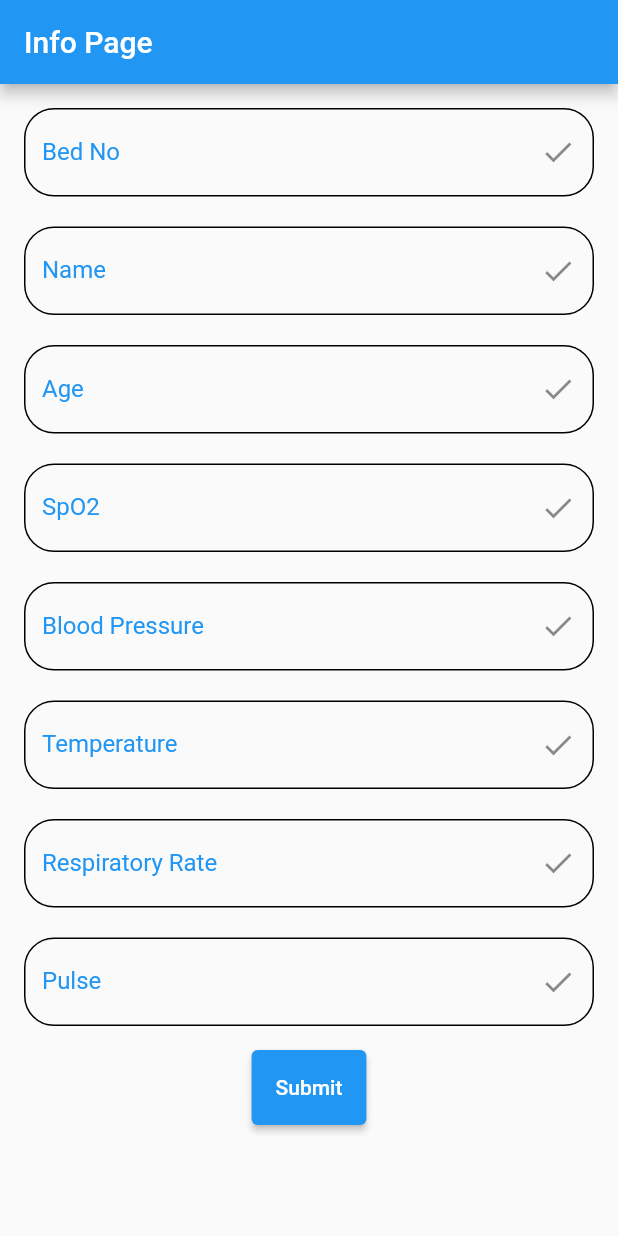
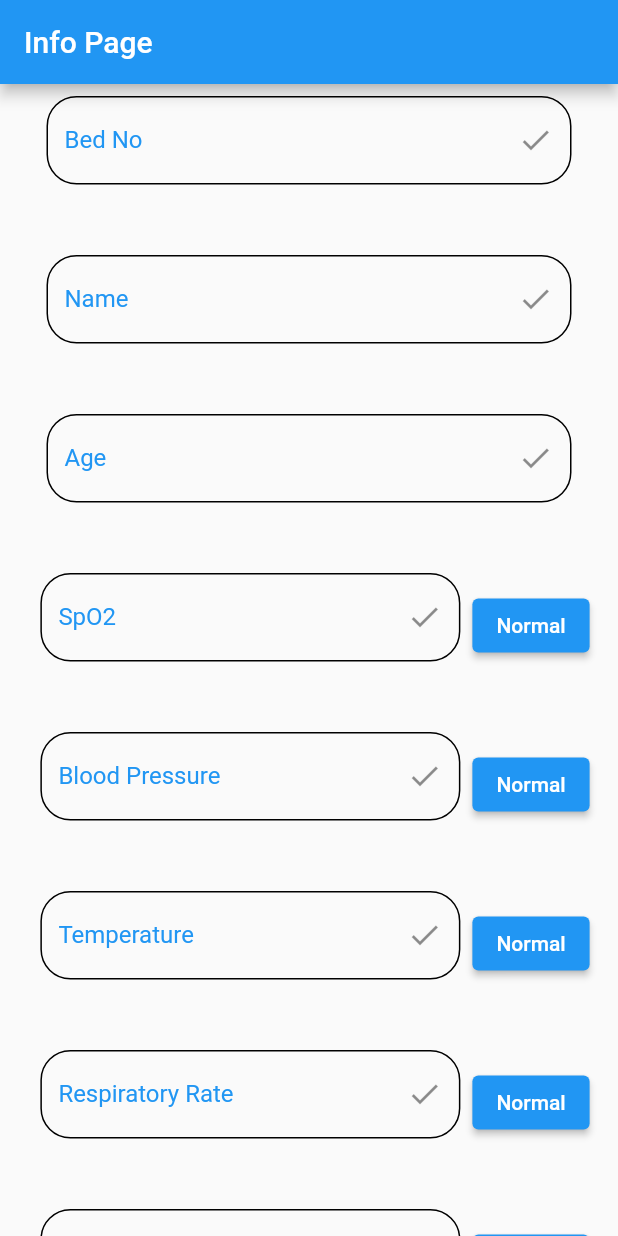
Before and after one commit to cloneartist/hospapp, a Flutter app: the screen it shows after launch, on a phone screen of 412 x 824 dp. Run offline on Flutter 3.47's test engine with Material 2 defaults, Android fonts, the phone set to English and light mode, and no system bars.

Commit message:
Updated Everything

```diff
--- a/lib/main.dart
+++ b/lib/main.dart
@@ -2,7 +2,7 @@ import 'package:flutter/cupertino.dart';
 import 'package:flutter/material.dart';
 import 'package:hospapp/nform.dart';
 
-void main(){
+void main() {
   runApp(new MyApp());
 }
 
@@ -10,10 +10,10 @@ class MyApp extends StatelessWidget {
   @override
   Widget build(BuildContext context) {
     return MaterialApp(
+      debugShowCheckedModeBanner: false,
       title: "Login",
       theme: new ThemeData(
         primaryColor: Colors.blue,
-
       ),
       home: NewForm(),
     );
--- a/lib/nform.dart
+++ b/lib/nform.dart
@@ -1,5 +1,4 @@
 import 'package:flutter/material.dart';
-
 
 class NewForm extends StatefulWidget {
   @override
@@ -9,101 +8,260 @@ class NewForm extends StatefulWidget {
 }
 
 class NewFormState extends State<NewForm> {
+  final _formKey = GlobalKey<FormState>();
+  final TextEditingController tecSPO2 = TextEditingController();
+  final TextEditingController tecBP = TextEditingController();
+  final TextEditingController tecTEMP = TextEditingController();
+  final TextEditingController tecRESP = TextEditingController();
+  final TextEditingController tecPULSE = TextEditingController();
 
-  final _formKey = GlobalKey<FormState>();
-  String _uid,_name,_age,_spo2,_bp,_temp,_resprate,_pulse;
+  String _uid, _name, _age, _spo2, _bp, _temp, _resprate, _pulse;
 
   bool validateAndSave() {
     final form = _formKey.currentState;
-          if(form.validate()){
+    if (form.validate()) {
       form.save();
 
       print('$_uid,$_name,$_age,$_spo2,$_bp,$_temp,$_resprate,$_pulse');
       return true;
-        }else{
+    } else {
       print("Form invalid");
       return false;
     }
-
-
-
-
   }
-
-
 
   @override
   Widget build(BuildContext context) {
     return Scaffold(
-      appBar: AppBar(title: Text("Info Page"),),
-      body: Container(
-        padding: EdgeInsets.all(16),
-        child: Form(
+      appBar: AppBar(
+        title: Text("Info Page"),
+      ),
+      body: Form(
         key: _formKey,
         child: SingleChildScrollView(
           child: Column(
-
             // crossAxisAlignment: CrossAxisAlignment.stretch,
             children: <Widget>[
-                TextFormField(
-                   decoration:  textInputDecoration.copyWith(labelText:'Bed No') ,
-               validator: (value)=>value.isEmpty?"  Please Enter Bed No":null,
-                 onSaved:(value)=>_uid=value ,
+              //.
+              //Bed No.
+
+              Padding(
+                padding: const EdgeInsets.all(8.0),
+                child: Container(
+                  height: 70,
+                  width: 350,
+                  child: TextFormField(
+                    decoration:
+                        textInputDecoration.copyWith(labelText: 'Bed No'),
+                    validator: (value) =>
+                        value.isEmpty ? "  Please Enter Bed No" : null,
+                    onSaved: (value) => _uid = value,
                   ),
-                SizedBox(height: 20,),
-                    TextFormField(
-                    decoration:  textInputDecoration.copyWith(labelText:'Name') ,
-                 validator: (value)=>value.isEmpty?"  Please Enter Name":null,
-                   onSaved:(value)=>_name=value ,
                 ),
-                SizedBox(height: 20,),
-                    TextFormField(
-                       decoration:  textInputDecoration.copyWith(labelText:'Age ') ,
-                 validator: (value)=>value.isEmpty?"  Please Enter Age":null,
-                 onSaved:(value)=>_age=value,
               ),
-                SizedBox(height: 20,),
-                    TextFormField(
-                       decoration:  textInputDecoration.copyWith(labelText:'SpO2') ,
-                 validator: (value)=>value.isEmpty?"  Please Enter SpO2 value":null,
-                 onSaved:(value)=>_spo2=value,
-                ),
-                SizedBox(height: 20,),
-                    TextFormField(
-                       decoration:  textInputDecoration.copyWith(labelText:'Blood Pressure') ,
-                 validator: (value)=>value.isEmpty?"  Please Enter Blood Pressure value":null,
-                 onSaved:(value)=>_bp=value,
-                ),
-                    SizedBox(height: 20,),
-                    TextFormField(
-                       decoration:  textInputDecoration.copyWith(labelText:'Temperature') ,
-                 validator: (value)=>value.isEmpty?"  Please Enter Temperature value":null,
-                 onSaved:(value)=>_temp=value,
+              SizedBox(
+                height: 20,
               ),
 
-                 SizedBox(height: 20,),
-                    TextFormField(
-                       decoration:  textInputDecoration.copyWith(labelText:'Respiratory Rate') ,
-                 validator: (value)=>value.isEmpty?"  Please Enter Respiratory Rate":null,
-                 onSaved:(value)=>_resprate=value,
+              //Name
+
+              Padding(
+                padding: const EdgeInsets.all(8.0),
+                child: Container(
+                  height: 70,
+                  width: 350,
+                  child: TextFormField(
+                    decoration: textInputDecoration.copyWith(labelText: 'Name'),
+                    validator: (value) =>
+                        value.isEmpty ? "  Please Enter Name" : null,
+                    onSaved: (value) => _uid = value,
+                  ),
+                ),
               ),
 
-                 SizedBox(height: 20,),
-                    TextFormField(
-                       decoration:  textInputDecoration.copyWith(labelText:'Pulse') ,
-                 validator: (value)=>value.isEmpty?"  Please Enter Pulse Rate":null,
-                 onSaved:(value)=>_pulse=value,
+              SizedBox(
+                height: 20,
+              ),
+
+              //Age
+
+              Padding(
+                padding: const EdgeInsets.all(8.0),
+                child: Container(
+                  height: 70,
+                  width: 350,
+                  child: TextFormField(
+                    decoration: textInputDecoration.copyWith(labelText: 'Age'),
+                    validator: (value) =>
+                        value.isEmpty ? "  Please Enter Age" : null,
+                    onSaved: (value) => _uid = value,
+                  ),
+                ),
+              ),
+              SizedBox(
+                height: 20,
+              ),
+
+              //Sp02
+
+              Row(
+                mainAxisAlignment: MainAxisAlignment.center,
+                children: [
+                  Padding(
+                    padding: const EdgeInsets.all(8.0),
+                    child: Container(
+                      height: 70,
+                      width: 280,
+                      child: TextFormField(
+                        controller: tecSPO2,
+                        decoration:
+                            textInputDecoration.copyWith(labelText: 'SpO2'),
+                        validator: (value) =>
+                            value.isEmpty ? "  Please Enter Sp02 Level" : null,
+                        onSaved: (value) => _uid = value,
+                      ),
+                    ),
+                  ),
+                  ElevatedButton(
+                      onPressed: () {
+                        tecSPO2.text = "NORMAL";
+                      },
+                      child: Text("Normal"))
+                ],
+              ),
+              SizedBox(
+                height: 20,
+              ),
+
+              //BP
+
+              Row(
+                mainAxisAlignment: MainAxisAlignment.center,
+                children: [
+                  Padding(
+                    padding: const EdgeInsets.all(8.0),
+                    child: Container(
+                      height: 70,
+                      width: 280,
+                      child: TextFormField(
+                        controller: tecBP,
+                        decoration: textInputDecoration.copyWith(
+                            labelText: 'Blood Pressure'),
+                        validator: (value) => value.isEmpty
+                            ? "  Please Enter Blood Pressure"
+                            : null,
+                        onSaved: (value) => _uid = value,
+                      ),
+                    ),
+                  ),
+                  ElevatedButton(
+                      onPressed: () {
+                        tecBP.text = "NORMAL";
+                      },
+                      child: Text("Normal"))
+                ],
+              ),
+              SizedBox(
+                height: 20,
+              ),
+
+              //Temperature
+
+              Row(
+                mainAxisAlignment: MainAxisAlignment.center,
+                children: [
+                  Padding(
+                    padding: const EdgeInsets.all(8.0),
+                    child: Container(
+                      height: 70,
+                      width: 280,
+                      child: TextFormField(
+                        controller: tecTEMP,
+                        decoration: textInputDecoration.copyWith(
+                            labelText: 'Temperature'),
+                        validator: (value) =>
+                            value.isEmpty ? "  Please Enter Temperature" : null,
+                        onSaved: (value) => _uid = value,
+                      ),
+                    ),
+                  ),
+                  ElevatedButton(
+                      onPressed: () {
+                        tecTEMP.text = "NORMAL";
+                      },
+                      child: Text("Normal"))
+                ],
+              ),
+              SizedBox(
+                height: 20,
+              ),
+
+              //Respiratory Rate
+
+              Row(
+                mainAxisAlignment: MainAxisAlignment.center,
+                children: [
+                  Padding(
+                    padding: const EdgeInsets.all(8.0),
+                    child: Container(
+                      height: 70,
+                      width: 280,
+                      child: TextFormField(
+                        controller: tecRESP,
+                        decoration: textInputDecoration.copyWith(
+                            labelText: 'Respiratory Rate'),
+                        validator: (value) => value.isEmpty
+                            ? "  Please Enter Respiratory Rate"
+                            : null,
+                        onSaved: (value) => _uid = value,
+                      ),
+                    ),
+                  ),
+                  ElevatedButton(
+                      onPressed: () {
+                        tecRESP.text = "NORMAL";
+                      },
+                      child: Text("Normal"))
+                ],
+              ),
+              SizedBox(
+                height: 20,
+              ),
+
+              //Pulse
+
+              Row(
+                mainAxisAlignment: MainAxisAlignment.center,
+                children: [
+                  Padding(
+                    padding: const EdgeInsets.all(8.0),
+                    child: Container(
+                      height: 70,
+                      width: 280,
+                      child: TextFormField(
+                        controller: tecPULSE,
+                        decoration:
+                            textInputDecoration.copyWith(labelText: 'Pulse'),
+                        validator: (value) =>
+                            value.isEmpty ? "  Please Enter Pulse" : null,
+                        onSaved: (value) => _uid = value,
+                      ),
+                    ),
+                  ),
+                  ElevatedButton(
+                      onPressed: () {
+                        tecPULSE.text = "NORMAL";
+                      },
+                      child: Text("Normal"))
+                ],
               ),
               Padding(
-
                 padding: const EdgeInsets.symmetric(vertical: 16.0),
-                  child:
-                   ElevatedButton(
+                child: ElevatedButton(
                   style: ElevatedButton.styleFrom(
-                       minimumSize: Size(10,50),
-
-                     ),
-                    onPressed:validateAndSave,
+                      minimumSize: Size(10, 50),
+                      padding: EdgeInsets.fromLTRB(60, 20, 60, 20)),
+                  onPressed: validateAndSave,
                   child: Text('Submit'),
                 ),
               ),
@@ -111,53 +269,26 @@ final form = _formKey.currentState;
           ),
         ),
       ),
-      ),
     );
   }
 }
 
-
-
-
-
-
-
-
-
-
-
-
-
-
-
-
-
-
-
-
-
-
-
-
-
-dynamic textInputDecoration=InputDecoration(
+dynamic textInputDecoration = InputDecoration(
   labelStyle: TextStyle(
     color: Colors.blue,
   ),
   suffixIcon: IconButton(
     icon: Icon(Icons.check),
- onPressed: (){},
+    onPressed: () {},
   ),
   fillColor: Colors.white,
   focusedBorder: OutlineInputBorder(
     borderRadius: BorderRadius.circular(20),
-                                borderSide: BorderSide(
-                                    width: 1, color: Colors.blue),
+    borderSide: BorderSide(width: 1, color: Colors.blue),
   ),
   enabledBorder: OutlineInputBorder(
     borderRadius: BorderRadius.circular(20),
-                                borderSide: BorderSide(
-                                    width: 1, color: Colors.black),
+    borderSide: BorderSide(width: 1, color: Colors.black),
   ),
   border: OutlineInputBorder(
     borderRadius: BorderRadius.circular(20),
```
Lines whose indentation alone changed are shown as unchanged.
